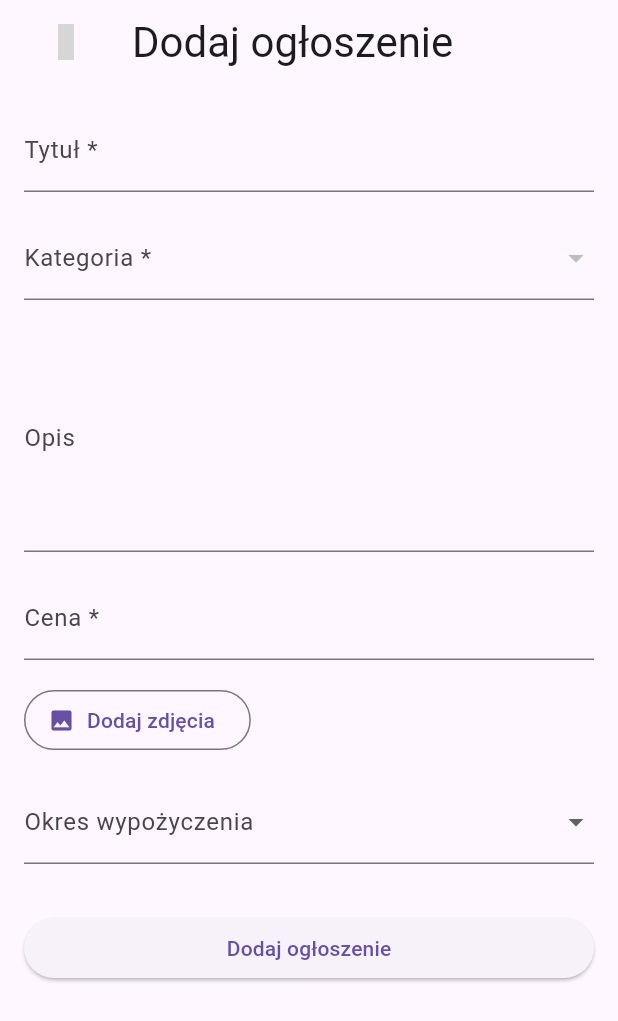
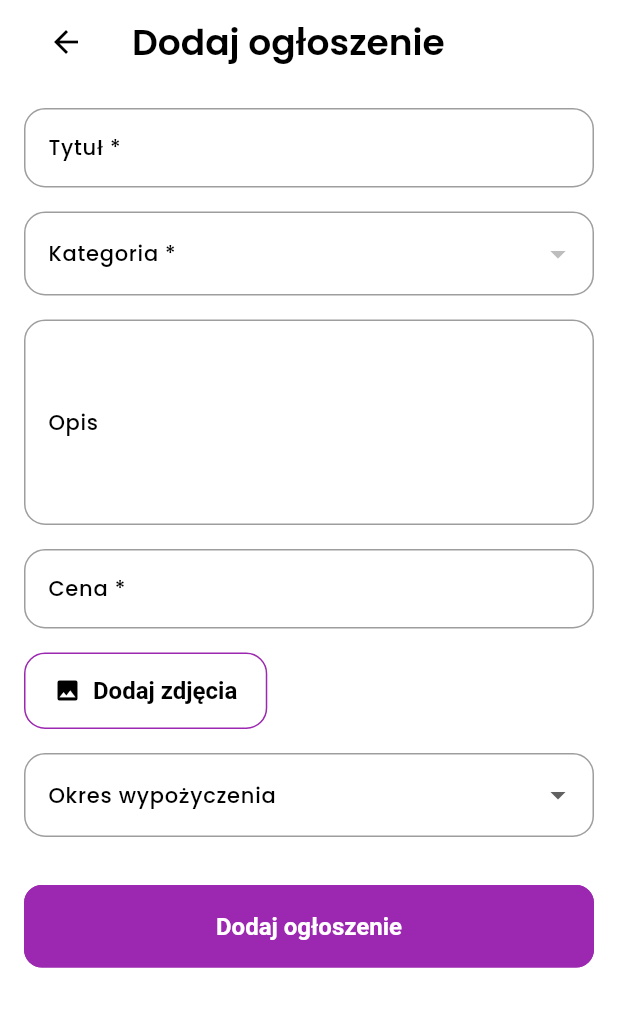
Before and after one commit to marshmalllow802/gear_share_project, a Flutter app: the HomeScreen screen opened by its route, after a tap on the "add" icon, on a phone screen of 412 x 824 dp. Shown: the top 1021 px of the screen. Run offline on Flutter 3.47's test engine with Material 3 defaults, Android fonts, the phone set to English and light mode, and no system bars; our stand-ins replace cached_network_image, cloud_firestore, firebase_auth, firebase_core, firebase_storage, flutter_native_splash and 9 more; accounts and stored records are empty; network calls fail; grey boxes are pictures that could not be loaded.

Commit message:
Poprawiony ui

```diff
--- a/lib/common/widgets/appbar/appbar.dart
+++ b/lib/common/widgets/appbar/appbar.dart
@@ -1,10 +1,9 @@
 import 'package:flutter/material.dart';
+import 'package:gear_share_project/common/widgets/icons/circular_icon.dart';
 import 'package:gear_share_project/utils/constants/colors.dart';
 import 'package:gear_share_project/utils/constants/sizes.dart';
 import 'package:gear_share_project/utils/device/device_utility.dart';
 import 'package:gear_share_project/utils/helpers/helper_functions.dart';
-import 'package:get/get.dart';
-import 'package:iconsax/iconsax.dart';
 
 class KAppBar extends StatelessWidget implements PreferredSizeWidget {
   const KAppBar(
@@ -13,13 +12,17 @@ class KAppBar extends StatelessWidget implements PreferredSizeWidget {
       this.showBackArror = false,
       this.leadingIcon,
       this.actions,
-      this.leadingOnPressed});
+      this.leadingOnPressed,
+      this.backgroundColor = Colors.transparent,
+      this.showBackArrowWithBackground = false});
 
   final Widget? title;
   final bool showBackArror;
   final IconData? leadingIcon;
   final List<Widget>? actions;
   final VoidCallback? leadingOnPressed;
+  final Color? backgroundColor;
+  final bool showBackArrowWithBackground;
 
   @override
   Widget build(BuildContext context) {
@@ -28,15 +31,21 @@ class KAppBar extends StatelessWidget implements PreferredSizeWidget {
       padding: const EdgeInsets.symmetric(horizontal: KSizes.md),
       child: AppBar(
         automaticallyImplyLeading: false,
-        leading: showBackArror
-            ? IconButton(
-                onPressed: () => Get.back(),
-                icon: Icon(Iconsax.arrow_left,
-                    color: dark ? KColors.white : KColors.dark))
-            : leadingIcon != null
-                ? IconButton(
-                    onPressed: leadingOnPressed, icon: Icon(leadingIcon))
-                : null,
+        backgroundColor: backgroundColor,
+        elevation: 0,
+        leading: showBackArror || leadingIcon != null
+            ? showBackArrowWithBackground
+                ? KCircularIcon(
+                    icon: leadingIcon ?? Icons.arrow_back,
+                    color: dark ? KColors.white : KColors.black,
+                    backgroundColor: dark ? KColors.dark : KColors.white,
+                    onPressed: leadingOnPressed ?? () => Navigator.pop(context),
+                  )
+                : IconButton(
+                    onPressed: leadingOnPressed ?? () => Navigator.pop(context),
+                    icon: Icon(leadingIcon ?? Icons.arrow_back),
+                  )
+            : null,
         title: title,
         actions: actions,
       ),
--- a/lib/common/widgets/custom_shapes/containers/search_container.dart
+++ b/lib/common/widgets/custom_shapes/containers/search_container.dart
@@ -49,6 +49,12 @@ class KSearchContainer extends StatelessWidget {
             hintText: text,
             hintStyle: Theme.of(context).textTheme.bodySmall,
             border: InputBorder.none,
+            enabledBorder: InputBorder.none,
+            focusedBorder: InputBorder.none,
+            errorBorder: InputBorder.none,
+            focusedErrorBorder: InputBorder.none,
+            filled: false,
+            contentPadding: const EdgeInsets.symmetric(vertical: 13),
             prefixIcon: Icon(icon, color: KColors.grey),
           ),
         ),
--- a/lib/features/shop/screens/product/product_detail.dart
+++ b/lib/features/shop/screens/product/product_detail.dart
@@ -1,5 +1,4 @@
 import 'package:flutter/material.dart';
-import 'package:gear_share_project/common/widgets/appbar/appbar.dart';
 import 'package:gear_share_project/common/widgets/texts/section_heading.dart';
 import 'package:gear_share_project/features/personalization/models/user_model.dart';
 import 'package:gear_share_project/features/shop/screens/product/widgets/product_attributes.dart';
@@ -23,7 +22,6 @@ class ProductDetail extends StatelessWidget {
   @override
   Widget build(BuildContext context) {
     return Scaffold(
-      appBar: KAppBar(showBackArror: true),
       body: FutureBuilder<ProductModel?>(
         future: id != null
             ? Get.find<FirebaseService>().getProduct(id!)
--- a/lib/features/shop/screens/product/widgets/product_detail_image_slider.dart
+++ b/lib/features/shop/screens/product/widgets/product_detail_image_slider.dart
@@ -71,9 +71,11 @@ class _KProductImageSliderState extends State<KProductImageSlider> {
             ),
 
             ///AppBar ikonki
-            const KAppBar(
+            KAppBar(
               showBackArror: true,
-              actions: [
+              showBackArrowWithBackground: true,
+              backgroundColor: Colors.transparent,
+              actions: const [
                 KCircularIcon(icon: Iconsax.heart5, color: KColors.primary)
               ],
             ),
--- a/lib/main.dart
+++ b/lib/main.dart
@@ -16,6 +16,7 @@ import 'features/shop/screens/product/product_detail.dart';
 import 'features/shop/screens/profile/profile.dart';
 import 'features/shop/services/firebase_service.dart';
 import 'utils/constants/routes.dart';
+import 'utils/theme/theme.dart';
 
 Future<void> main() async {
   final WidgetsBinding widgetsBinding =
@@ -56,6 +57,8 @@ Future<void> main() async {
   // });
 
   runApp(GetMaterialApp(
+    theme: KAppTheme.lightTheme,
+    darkTheme: KAppTheme.darkTheme,
     getPages: [
       GetPage(name: KRoutes.home, page: () => const HomeScreen()),
       GetPage(name: KRoutes.profile, page: () => const ProfileScreen()),
```
Also changed, not shown: pubspec.yaml (+10 -11 lines).
